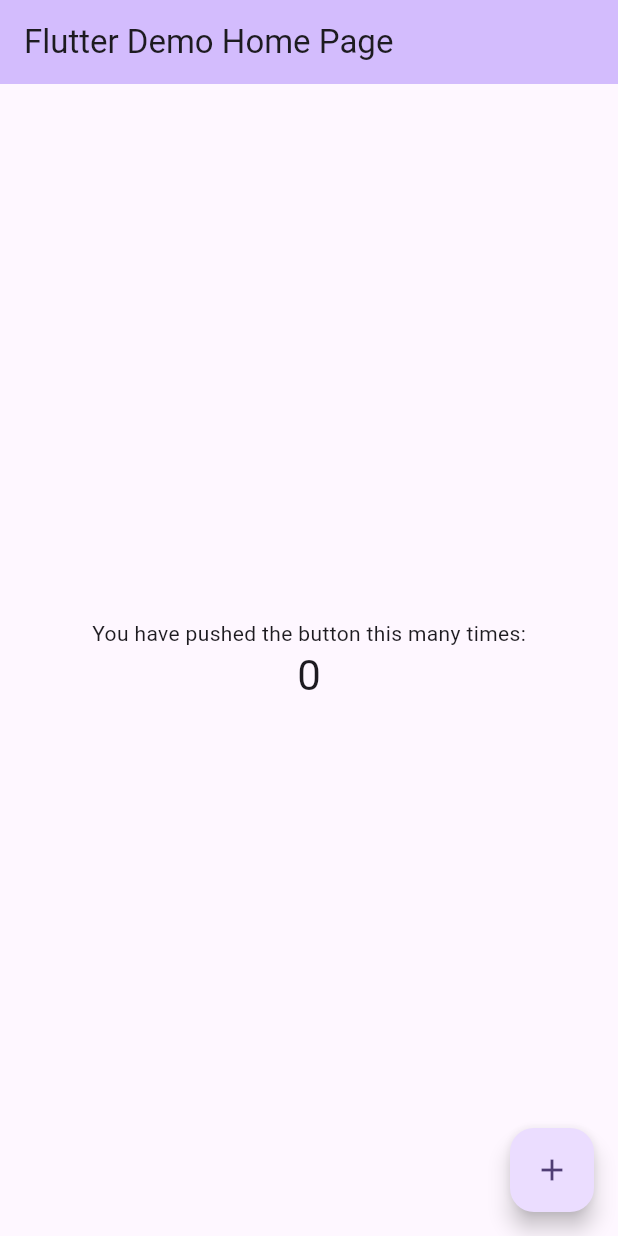
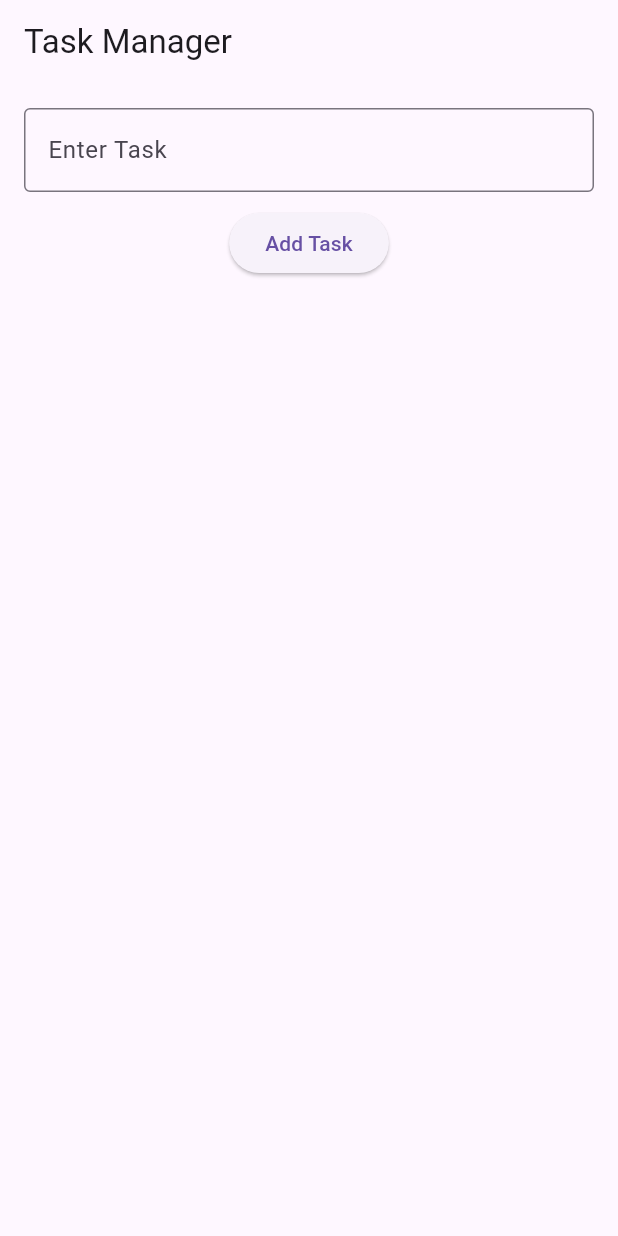
Before and after one commit to Griffin-McCue/CourseWork3, a Flutter app: the screen it shows after launch, on a phone screen of 412 x 824 dp. Run offline on Flutter 3.47's test engine with Material 3 defaults, Android fonts, the phone set to English and light mode, and no system bars.

Commit message:
Added code.

```diff
--- a/lib/main.dart
+++ b/lib/main.dart
@@ -1,122 +1,118 @@
 import 'package:flutter/material.dart';
 
+// Main function to run the app
 void main() {
-  runApp(const MyApp());
+  runApp(MyApp());
 }
 
+// MyApp widget to run the main screen
 class MyApp extends StatelessWidget {
-  const MyApp({super.key});
-
-  // This widget is the root of your application.
   @override
   Widget build(BuildContext context) {
     return MaterialApp(
-      title: 'Flutter Demo',
-      theme: ThemeData(
-        // This is the theme of your application.
-        //
-        // TRY THIS: Try running your application with "flutter run". You'll see
-        // the application has a purple toolbar. Then, without quitting the app,
-        // try changing the seedColor in the colorScheme below to Colors.green
-        // and then invoke "hot reload" (save your changes or press the "hot
-        // reload" button in a Flutter-supported IDE, or press "r" if you used
-        // the command line to start the app).
-        //
-        // Notice that the counter didn't reset back to zero; the application
-        // state is not lost during the reload. To reset the state, use hot
-        // restart instead.
-        //
-        // This works for code too, not just values: Most code changes can be
-        // tested with just a hot reload.
-        colorScheme: ColorScheme.fromSeed(seedColor: Colors.deepPurple),
-      ),
-      home: const MyHomePage(title: 'Flutter Demo Home Page'),
+      home: TaskListScreen(),
     );
   }
 }
 
-class MyHomePage extends StatefulWidget {
-  const MyHomePage({super.key, required this.title});
+// Define a Task class to represent each task
+class Task {
+  String name;
+  bool isCompleted;
 
-  // This widget is the home page of your application. It is stateful, meaning
-  // that it has a State object (defined below) that contains fields that affect
-  // how it looks.
-
-  // This class is the configuration for the state. It holds the values (in this
-  // case the title) provided by the parent (in this case the App widget) and
-  // used by the build method of the State. Fields in a Widget subclass are
-  // always marked "final".
-
-  final String title;
-
-  @override
-  State<MyHomePage> createState() => _MyHomePageState();
+  Task({required this.name, this.isCompleted = false});
 }
 
-class _MyHomePageState extends State<MyHomePage> {
-  int _counter = 0;
+// TaskListScreen is the StatefulWidget that manages the task list
+class TaskListScreen extends StatefulWidget {
+  @override
+  _TaskListScreenState createState() => _TaskListScreenState();
+}
 
-  void _incrementCounter() {
+class _TaskListScreenState extends State<TaskListScreen> {
+  // List to store tasks
+  List<Task> tasks = [];
+
+  // Text controller for the input field
+  TextEditingController taskController = TextEditingController();
+
+  // Method to add a task
+  void addTask() {
+    if (taskController.text.isNotEmpty) {
+      setState(() {
+        tasks.add(Task(name: taskController.text));
+      });
+      taskController.clear(); // Clear the input field after adding
+    }
+  }
+
+  // Method to mark task as completed or incomplete
+  void toggleTaskCompletion(int index) {
     setState(() {
-      // This call to setState tells the Flutter framework that something has
-      // changed in this State, which causes it to rerun the build method below
-      // so that the display can reflect the updated values. If we changed
-      // _counter without calling setState(), then the build method would not be
-      // called again, and so nothing would appear to happen.
-      _counter++;
+      tasks[index].isCompleted = !tasks[index].isCompleted;
     });
   }
 
+  // Method to delete a task
+  void deleteTask(int index) {
+    setState(() {
+      tasks.removeAt(index);
+    });
+  }
+
+  // Build the UI
   @override
   Widget build(BuildContext context) {
-    // This method is rerun every time setState is called, for instance as done
-    // by the _incrementCounter method above.
-    //
-    // The Flutter framework has been optimized to make rerunning build methods
-    // fast, so that you can just rebuild anything that needs updating rather
-    // than having to individually change instances of widgets.
     return Scaffold(
-      appBar: AppBar(
-        // TRY THIS: Try changing the color here to a specific color (to
-        // Colors.amber, perhaps?) and trigger a hot reload to see the AppBar
-        // change color while the other colors stay the same.
-        backgroundColor: Theme.of(context).colorScheme.inversePrimary,
-        // Here we take the value from the MyHomePage object that was created by
-        // the App.build method, and use it to set our appbar title.
-        title: Text(widget.title),
-      ),
-      body: Center(
-        // Center is a layout widget. It takes a single child and positions it
-        // in the middle of the parent.
+      appBar: AppBar(title: Text("Task Manager")),
+      body: Padding(
+        padding: const EdgeInsets.all(16.0),
         child: Column(
-          // Column is also a layout widget. It takes a list of children and
-          // arranges them vertically. By default, it sizes itself to fit its
-          // children horizontally, and tries to be as tall as its parent.
-          //
-          // Column has various properties to control how it sizes itself and
-          // how it positions its children. Here we use mainAxisAlignment to
-          // center the children vertically; the main axis here is the vertical
-          // axis because Columns are vertical (the cross axis would be
-          // horizontal).
-          //
-          // TRY THIS: Invoke "debug painting" (choose the "Toggle Debug Paint"
-          // action in the IDE, or press "p" in the console), to see the
-          // wireframe for each widget.
-          mainAxisAlignment: MainAxisAlignment.center,
-          children: <Widget>[
-            const Text('You have pushed the button this many times:'),
-            Text(
-              '$_counter',
-              style: Theme.of(context).textTheme.headlineMedium,
+          children: [
+            // Text input field for task name
+            TextField(
+              controller: taskController,
+              decoration: InputDecoration(
+                labelText: 'Enter Task',
+                border: OutlineInputBorder(),
+              ),
+            ),
+            SizedBox(height: 10),
+            // Add button to add a task
+            ElevatedButton(
+              onPressed: addTask,
+              child: Text('Add Task'),
+            ),
+            SizedBox(height: 20),
+            // ListView to display tasks
+            Expanded(
+              child: ListView.builder(
+                itemCount: tasks.length,
+                itemBuilder: (context, index) {
+                  return ListTile(
+                    title: Text(
+                      tasks[index].name,
+                      style: TextStyle(
+                        decoration: tasks[index].isCompleted
+                            ? TextDecoration.lineThrough
+                            : TextDecoration.none,
+                      ),
+                    ),
+                    leading: Checkbox(
+                      value: tasks[index].isCompleted,
+                      onChanged: (_) => toggleTaskCompletion(index),
+                    ),
+                    trailing: IconButton(
+                      icon: Icon(Icons.delete),
+                      onPressed: () => deleteTask(index),
+                    ),
+                  );
+                },
+              ),
             ),
           ],
         ),
       ),
-      floatingActionButton: FloatingActionButton(
-        onPressed: _incrementCounter,
-        tooltip: 'Increment',
-        child: const Icon(Icons.add),
-      ), // This trailing comma makes auto-formatting nicer for build methods.
     );
   }
 }
```
